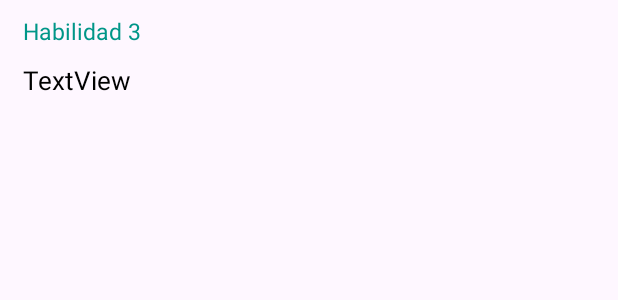
After one commit to MarioAlvarez-21/PokeApi, an Android app: the layout items_abilities.xml on its own in the app's theme, with its tools: preview values and no code run, on a phone screen of 412 x 824 dp. The commit adds this screen. Shown: the top 300 px of the screen. Run offline under Robolectric (Android 15) with nearby library versions, the phone set to English and light mode, and no system bars.

Commit message:
subido a github

```diff
--- a/app/build.gradle.kts
+++ b/app/build.gradle.kts
@@ -52,6 +52,7 @@ dependencies {
     //Retrofit
     implementation("com.squareup.retrofit2:retrofit:2.9.0")
     implementation("com.squareup.retrofit2:converter-gson:2.9.0")
+    implementation("com.squareup.okhttp3:logging-interceptor:4.9.0")
     //Corrutinas
     implementation("org.jetbrains.kotlinx:kotlinx-coroutines-android:1.7.1")
     //ViewModel
--- a/app/src/main/java/com/example/pokeapiprueba2retrofit/app/infopokemon/data/remote/InfoAbilitiesResponse.kt
+++ b/app/src/main/java/com/example/pokeapiprueba2retrofit/app/infopokemon/data/remote/InfoAbilitiesResponse.kt
@@ -3,14 +3,14 @@ package com.example.pokeapiprueba2retrofit.app.infopokemon.data.remote
 import com.google.gson.annotations.SerializedName
 
 data class InfoAbilitiesResponse(
-    @SerializedName("effect_changes") val effectChanges: ArrayList<String>,
+    @SerializedName("effect_changes") val effectChanges: Any?,
     @SerializedName("effect_entries") val effectEntries: List<AbilityEffectEntriesResponse>,
-    @SerializedName("flavor_text_entries") val flavorTextEntries: ArrayList<AbilityFlavorTextEntriesResponse> = arrayListOf(),
+    @SerializedName("flavor_text_entries") val flavorTextEntries: List<AbilityFlavorTextEntriesResponse> = listOf(),
     @SerializedName("generation") val generation: AbilityGenerationResponse? = AbilityGenerationResponse(),
     @SerializedName("id") val id: Int? = null,
     @SerializedName("is_main_series") val isMainSeries: Boolean? = null,
     @SerializedName("name") val name: String? = null,
-    @SerializedName("names") val names: ArrayList<AbilityNamesResponse> = arrayListOf(),
+    @SerializedName("names") val names: List<AbilityNamesResponse> = arrayListOf(),
     @SerializedName("pokemon") val pokemon: ArrayList<AbilityPokemonResponse> = arrayListOf()
 )
 
--- /dev/null
+++ b/app/src/main/res/layout/items_abilities.xml
@@ -0,0 +1,35 @@
+<?xml version="1.0" encoding="utf-8"?>
+<androidx.constraintlayout.widget.ConstraintLayout xmlns:android="http://schemas.android.com/apk/res/android"
+    xmlns:app="http://schemas.android.com/apk/res-auto"
+    xmlns:tools="http://schemas.android.com/tools"
+    android:layout_width="match_parent"
+    android:layout_height="match_parent">
+
+    <TextView
+        android:id="@+id/tv_tittleHability4"
+        android:layout_width="wrap_content"
+        android:layout_height="wrap_content"
+        android:layout_marginStart="15dp"
+        android:layout_marginTop="10dp"
+        android:textColor="#009688"
+        android:textSize="15sp"
+        app:layout_constraintStart_toStartOf="parent"
+        app:layout_constraintTop_toTopOf="parent"
+        tools:text="Habilidad 3" />
+
+    <TextView
+        android:id="@+id/tv_Hability4"
+        android:layout_width="0dp"
+        android:layout_height="wrap_content"
+        android:layout_marginStart="15dp"
+        android:layout_marginTop="10dp"
+        android:layout_marginEnd="15dp"
+        android:textColor="@color/black"
+        android:textSize="17sp"
+        app:layout_constraintEnd_toEndOf="parent"
+        app:layout_constraintStart_toStartOf="parent"
+        app:layout_constraintTop_toBottomOf="@+id/tv_tittleHability4"
+        tools:text="TextView" />
+
+
+</androidx.constraintlayout.widget.ConstraintLayout>
```
Also changed, not shown: app/src/main/java/com/example/pokeapiprueba2retrofit/app/api/RetrofitModule.kt (+12 -1 lines), app/src/main/java/com/example/pokeapiprueba2retrofit/app/infopokemon/data/mapper/InfoAbilitiesMapper.kt (+35 -9 lines), app/src/main/java/com/example/pokeapiprueba2retrofit/app/infopokemon/data/model/InfoAbilitiesModel.kt (+18 -6 lines), app/src/main/java/com/example/pokeapiprueba2retrofit/app/infopokemon/ui/InfoPokemonActivity.kt (+18 -5 lines), app/src/main/java/com/example/pokeapiprueba2retrofit/app/infopokemon/viewmodel/InfoPokemonViewModel.kt (+34 -13 lines), app/src/main/res/layout/activity_info_pokemon.xml (+12 -0 lines).
